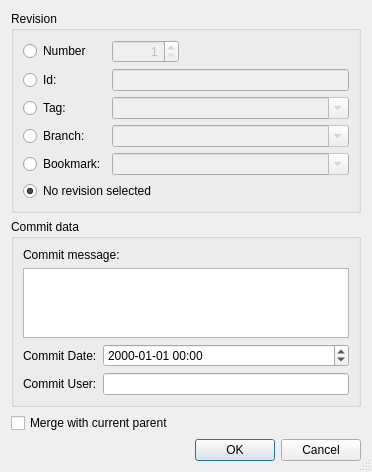
The window that Plugins/VcsPlugins/vcsMercurial/HgBackoutDialog.ui (testmana2/test) describes before a commit, drawn with Qt 5.
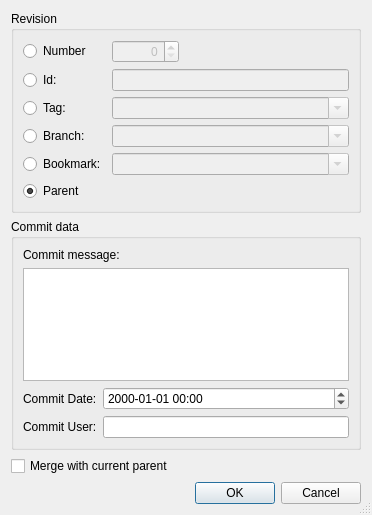
The same window after the commit.

```diff
--- a/Plugins/VcsPlugins/vcsMercurial/HgBackoutDialog.ui
+++ b/Plugins/VcsPlugins/vcsMercurial/HgBackoutDialog.ui
@@ -7,7 +7,7 @@
     <x>0</x>
     <y>0</y>
     <width>372</width>
-    <height>455</height>
+    <height>515</height>
    </rect>
   </property>
   <property name="windowTitle">
@@ -44,9 +44,6 @@
         <property name="alignment">
          <set>Qt::AlignRight</set>
         </property>
-        <property name="minimum">
-         <number>1</number>
-        </property>
         <property name="maximum">
          <number>999999999</number>
         </property>
@@ -178,7 +175,7 @@
          <string>Select to not specify a specific revision</string>
         </property>
         <property name="text">
-         <string>No revision selected</string>
+         <string>Parent</string>
         </property>
         <property name="checked">
          <bool>true</bool>
```
